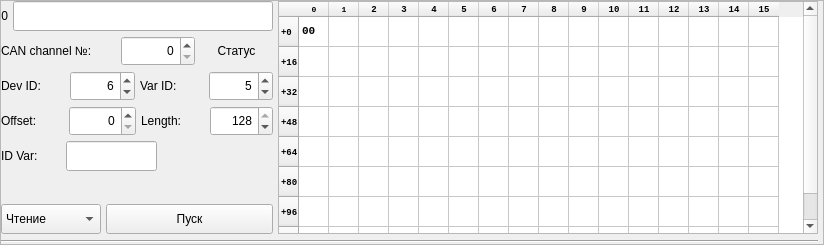
Qt form can_unit_widget.ui (a-styuf/can_usb_client) before a commit.
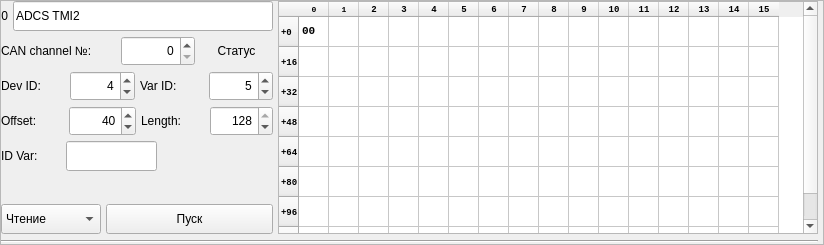
The same form after that commit.

Commit message: ADCS TMI2 is default var now

What changed in the file:
```diff
--- a/can_unit_widget.ui
+++ b/can_unit_widget.ui
@@ -90,6 +90,9 @@
            <height>30</height>
           </size>
          </property>
+         <property name="text">
+          <string>ADCS TMI2</string>
+         </property>
         </widget>
        </item>
       </layout>
@@ -200,7 +203,7 @@
           <number>32</number>
          </property>
          <property name="value">
-          <number>6</number>
+          <number>4</number>
          </property>
         </widget>
        </item>
@@ -294,6 +297,9 @@
          <property name="maximum">
           <number>100000000</number>
          </property>
+         <property name="value">
+          <number>40</number>
+         </property>
         </widget>
        </item>
        <item>
```
Left out of the diff: 13 changed lines with no effect on the pictures. The commit also changes 2 other files.
